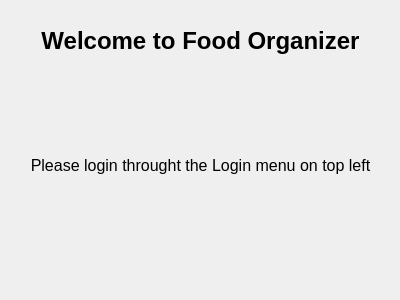
fabiolorenzi/food_organizer_frontend, file src/forms/InitialWidget.ui: the form before one commit.
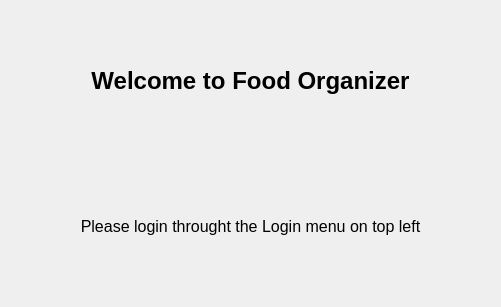
The form after the commit.

Commit message: centered initial widget in the main window

The edit to the form file:
```diff
--- a/src/forms/InitialWidget.ui
+++ b/src/forms/InitialWidget.ui
@@ -6,22 +6,16 @@
    <rect>
     <x>0</x>
     <y>0</y>
-    <width>400</width>
-    <height>300</height>
+    <width>501</width>
+    <height>307</height>
    </rect>
   </property>
   <property name="windowTitle">
    <string>Form</string>
   </property>
+  <layout class="QGridLayout" name="gridLayout">
+   <item row="0" column="0">
   <widget class="QLabel" name="label">
-   <property name="geometry">
-    <rect>
-     <x>0</x>
-     <y>20</y>
-     <width>401</width>
-     <height>41</height>
-    </rect>
-   </property>
    <property name="font">
     <font>
      <pointsize>18</pointsize>
@@ -36,15 +30,9 @@
     <set>Qt::AlignCenter</set>
    </property>
   </widget>
+   </item>
+   <item row="1" column="0">
   <widget class="QLabel" name="label_2">
-   <property name="geometry">
-    <rect>
-     <x>10</x>
-     <y>70</y>
-     <width>381</width>
-     <height>191</height>
-    </rect>
-   </property>
    <property name="font">
     <font>
      <pointsize>12</pointsize>
@@ -60,6 +48,8 @@
     <set>Qt::AlignCenter</set>
    </property>
   </widget>
+   </item>
+  </layout>
  </widget>
  <resources/>
  <connections/>
```
Lines whose indentation alone changed are shown as unchanged. The commit also changes 1 other file.
